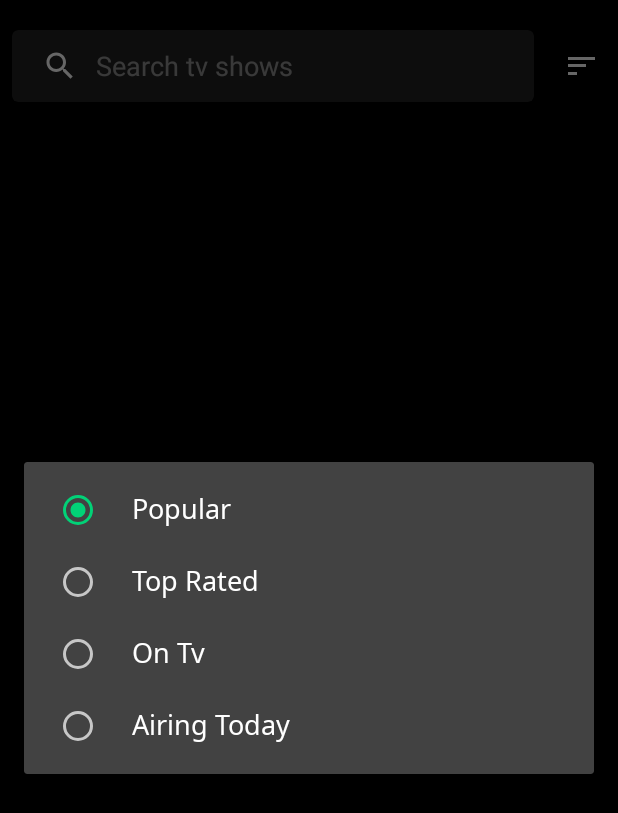
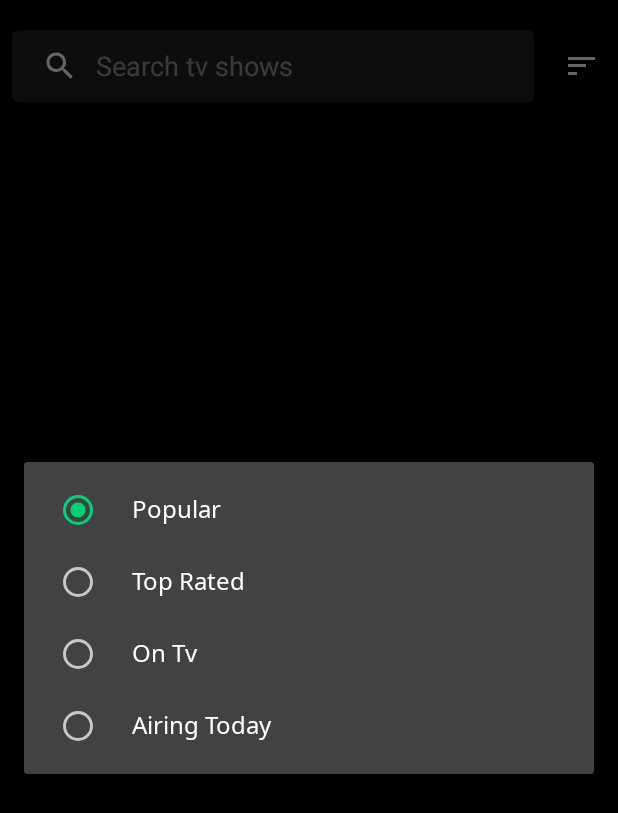
Before and after one commit to rkanjaria/moviesLibrary, an Android app: the SearchActivity screen opened directly, with no data from a screen before it, after a tap on "Sort", on a phone screen of 412 x 824 dp. Shown: the top 813 px of the screen. Run offline under Robolectric (Android 15) with nearby library versions, the phone set to English and light mode, and no system bars; our stand-ins replace RxJava; libraries missing offline, so code that uses them is left out: org.jetbrains.anko; network calls fail; 6 statements that could not run were skipped.

Commit message:
Search ui changed

```diff
--- a/app/src/main/res/values-v21/styles.xml
+++ b/app/src/main/res/values-v21/styles.xml
@@ -4,5 +4,6 @@
     <style name="AlertDialogTheme" parent="@android:style/Theme.Material.Dialog">
         <item name="android:fontFamily">@font/noto_sans_regular</item>
         <item name="android:colorAccent">@color/colorAccent</item>
+        <item name="android:textSize">@dimen/text_size_16</item>
     </style>
 </resources>
--- a/app/src/main/res/values/styles.xml
+++ b/app/src/main/res/values/styles.xml
@@ -16,6 +16,7 @@
 
     <style name="AlertDialogTheme" parent="@android:style/Theme.Material.Dialog">
         <item name="android:fontFamily">@font/noto_sans_regular</item>
+        <item name="android:textSize">@dimen/text_size_16</item>
     </style>
 
     <style name="movieSearViewStyle" parent="Widget.AppCompat.Light.SearchView">
```
